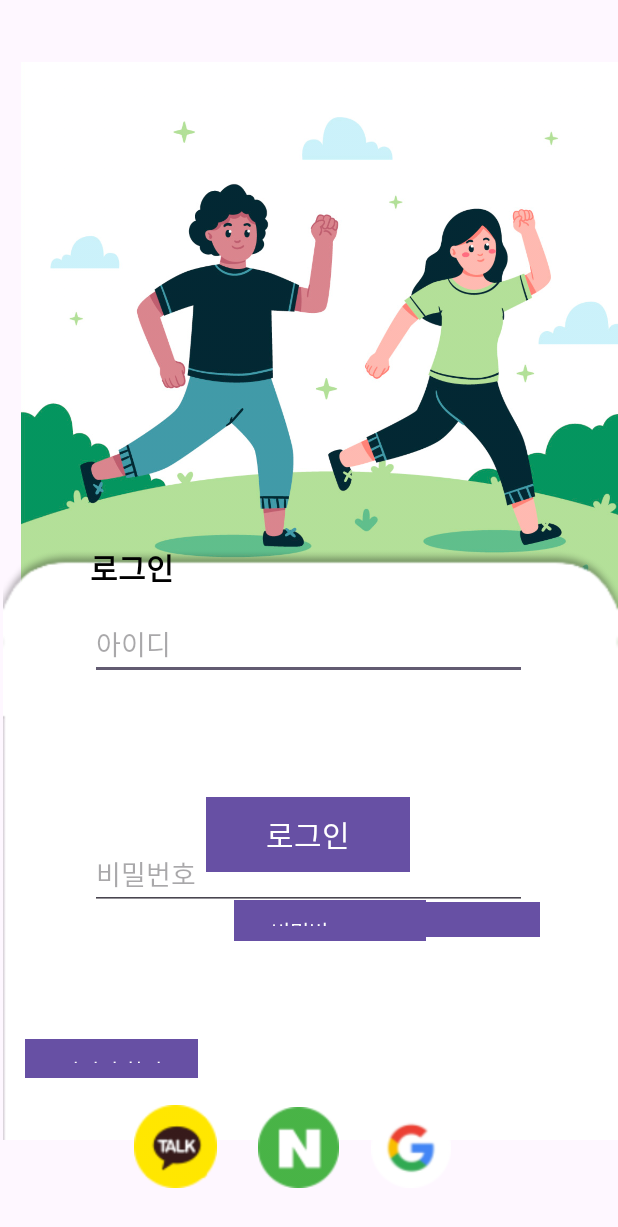
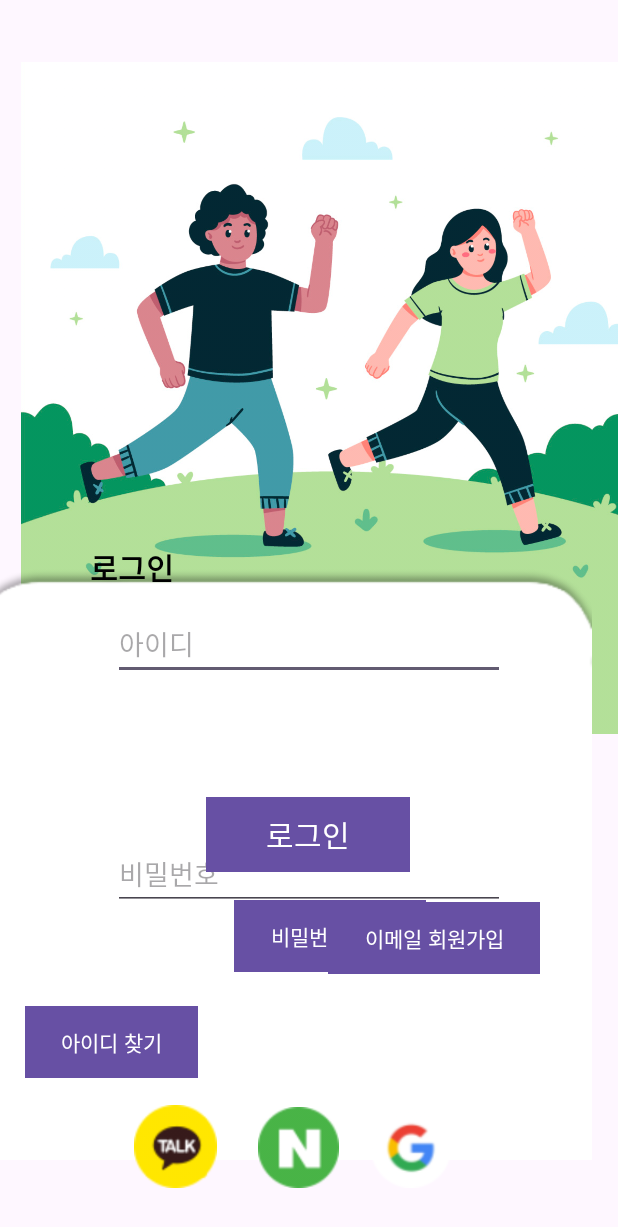
Before and after one commit to Kimyubin357/Diabetes_Management_App, an Android app: the screen it shows after launch (LoginActivity), on a phone screen of 412 x 824 dp. Shown: the top 1227 px of the screen. Run offline under Robolectric (Android 15) with nearby library versions, the phone set to English and light mode, and no system bars; our stand-ins replace Firebase (no records; nobody signed in at launch, a user with empty details on screens opened directly); libraries missing offline, so code that uses them is left out: com.gun0912.tedpermission.

Commit message:
login_erro_fix_temp

```diff
--- a/app/src/main/res/layout/activity_login.xml
+++ b/app/src/main/res/layout/activity_login.xml
@@ -7,13 +7,13 @@
 
     <EditText
         android:id="@+id/et_id"
-        android:layout_width="291dp"
+        android:layout_width="match_parent"
         android:layout_height="wrap_content"
         android:layout_alignParentTop="true"
         android:layout_centerHorizontal="true"
-        android:layout_marginLeft="20dp"
+        android:layout_marginLeft="75dp"
         android:layout_marginTop="405dp"
-        android:layout_marginRight="20dp"
+        android:layout_marginRight="75dp"
         android:hint="아이디"
         android:inputType="textEmailAddress" />
 
@@ -33,12 +33,12 @@
 
     <EditText
         android:id="@+id/et_password"
-        android:layout_width="291dp"
+        android:layout_width="match_parent"
         android:layout_height="wrap_content"
         android:layout_alignParentBottom="true"
         android:layout_centerHorizontal="true"
-        android:layout_marginLeft="20dp"
-        android:layout_marginRight="20dp"
+        android:layout_marginLeft="75dp"
+        android:layout_marginRight="75dp"
         android:layout_marginBottom="217dp"
         android:hint="비밀번호"
         android:inputType="textPassword" />
@@ -54,19 +54,19 @@
         android:layout_marginTop="531dp"
         android:background="#032833"
         android:text="로그인"
-        android:textColor="#FFFFFF"
+        android:textColor="#ffffff"
         android:textSize="20sp" />
 
     <Button
         android:id="@+id/btn_find_password"
         android:layout_width="wrap_content"
-        android:layout_height="27dp"
+        android:layout_height="wrap_content"
         android:layout_alignParentStart="true"
         android:layout_alignParentTop="true"
         android:layout_centerHorizontal="true"
         android:layout_marginStart="156dp"
         android:layout_marginTop="600dp"
-        android:background="#ffffff"
+        android:background="@color/black"
         android:clipToOutline="true"
         android:elevation="0dp"
         android:outlineProvider="none"
@@ -75,12 +75,12 @@
     <Button
         android:id="@+id/btn_signup"
         android:layout_width="wrap_content"
-        android:layout_height="23dp"
+        android:layout_height="wrap_content"
         android:layout_alignParentTop="true"
         android:layout_alignParentEnd="true"
         android:layout_marginTop="601dp"
         android:layout_marginEnd="52dp"
-        android:background="#ffffff"
+        android:background="@color/black"
         android:clipToOutline="true"
         android:elevation="0dp"
         android:outlineProvider="none"
@@ -89,12 +89,12 @@
     <Button
         android:id="@+id/btn_find_id"
         android:layout_width="wrap_content"
-        android:layout_height="26dp"
+        android:layout_height="wrap_content"
         android:layout_alignParentEnd="true"
         android:layout_alignParentBottom="true"
         android:layout_marginEnd="280dp"
         android:layout_marginBottom="105dp"
-        android:background="#ffffff"
+        android:background="@color/black"
         android:clipToOutline="true"
         android:elevation="0dp"
         android:outlineProvider="none"
@@ -139,11 +139,9 @@
         android:layout_alignParentStart="true"
         android:layout_alignParentTop="true"
         android:layout_alignParentEnd="true"
-        android:layout_alignParentBottom="true"
-        android:layout_marginStart="2dp"
-        android:layout_marginTop="294dp"
-        android:layout_marginEnd="0dp"
-        android:layout_marginBottom="-3dp"
+        android:layout_marginStart="-16dp"
+        android:layout_marginTop="354dp"
+        android:layout_marginEnd="17dp"
         android:src="@drawable/whitebar"
         android:translationZ="-100dp" />
 
```
